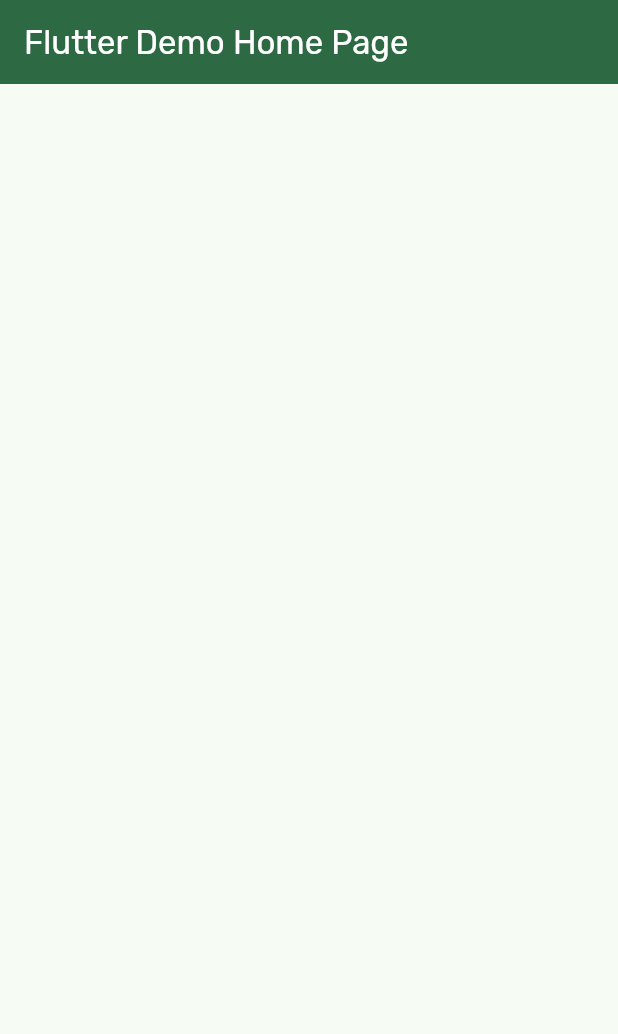
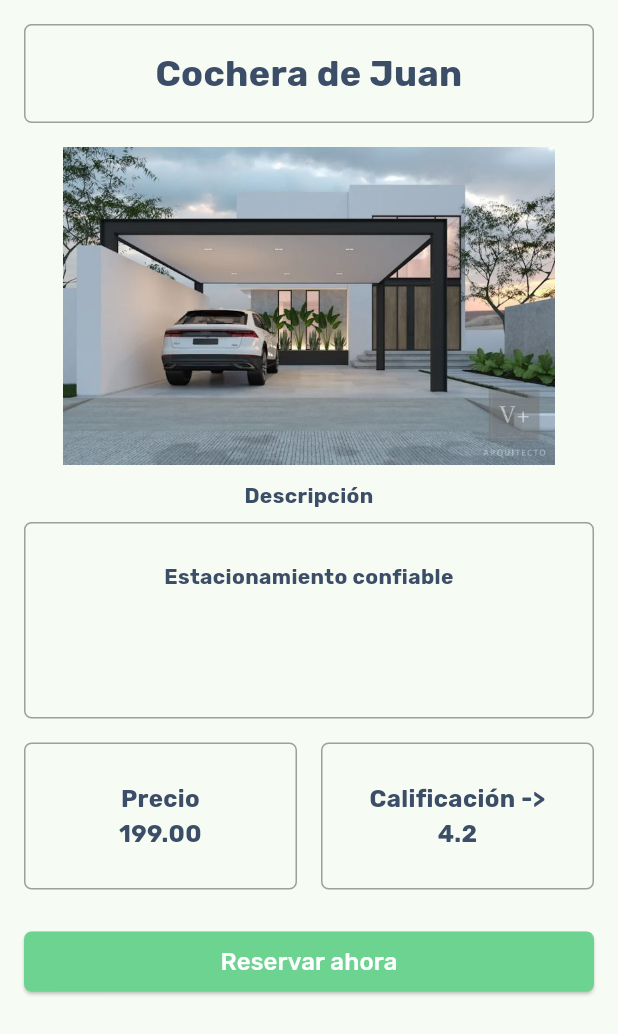
Before and after one commit to HomeyPark/HomeyPark-AppFlutter, a Flutter app: the screen it shows after launch, on a phone screen of 412 x 824 dp. Shown: the top 1034 px of the screen. Run offline on Flutter 3.47's test engine with Material 3 defaults, Android fonts, the phone set to English and light mode, and no system bars; our stand-ins replace google_fonts.

Commit message:
feat: Added Parking Reservation View

```diff
--- a/lib/main.dart
+++ b/lib/main.dart
@@ -1,4 +1,5 @@
 import 'package:flutter/material.dart';
+import 'package:homey_park_mobile_app/vistaReservation.dart';
 import 'util.dart';
 import 'theme.dart';
 
@@ -18,7 +19,7 @@ class MyApp extends StatelessWidget {
     return MaterialApp(
       title: 'Flutter Demo',
       theme: brightness == Brightness.light ? theme.light() : theme.dark(),
-      home: const MyHomePage(title: 'Flutter Demo Home Page'),
+      home: vistaReservation(),
     );
   }
 }
--- /dev/null
+++ b/lib/vistaReservation.dart
@@ -0,0 +1,133 @@
+import 'package:flutter/material.dart';
+
+class vistaReservation extends StatelessWidget {
+  const vistaReservation({super.key});
+
+  @override
+  Widget build(BuildContext context) {
+    return Scaffold(
+      body: Padding(
+        padding: const EdgeInsets.all(16.0),
+        child: SingleChildScrollView(
+          child: Column(
+            crossAxisAlignment: CrossAxisAlignment.stretch,
+            children: [
+              Container(
+                width: 335,
+                padding: const EdgeInsets.all(15),
+                margin: const EdgeInsets.only(bottom: 16),
+                decoration: BoxDecoration(
+                  border: Border.all(color: Colors.grey),
+                  borderRadius: BorderRadius.circular(5),
+                ),
+                child: const Text(
+                  'Cochera de Juan',
+                  textAlign: TextAlign.center,
+                  style: TextStyle(
+                    color: Color(0xFF3C4E67),
+                    fontSize: 24,
+                    fontWeight: FontWeight.bold,
+                  ),
+                ),
+              ),
+              Image.asset(
+                'assets/img/cochera1.jpg',
+                width: 283,
+                height: 212,
+              ),
+              const SizedBox(height: 10),
+              const Text(
+                'Descripción',
+                textAlign: TextAlign.center,
+                style: TextStyle(
+                  color: Color(0xFF3C4E67),
+                  fontSize: 14,
+                  fontWeight: FontWeight.bold,
+                ),
+              ),
+              const SizedBox(height: 8),
+              Container(
+                width: 319,
+                height: 131,
+                padding: const EdgeInsets.all(25),
+                decoration: BoxDecoration(
+                  border: Border.all(color: Colors.grey),
+                  borderRadius: BorderRadius.circular(5),
+                ),
+                child: const Text(
+                  'Estacionamiento confiable',
+                  textAlign: TextAlign.center,
+                  style: TextStyle(
+                    color: Color(0xFF3C4E67),
+                    fontSize: 14,
+                    fontWeight: FontWeight.bold,
+                  ),
+                ),
+              ),
+              const SizedBox(height: 16),
+              Row(
+                mainAxisAlignment: MainAxisAlignment.center,
+                children: [
+                  Expanded(
+                    child: Container(
+                      margin: const EdgeInsets.only(right: 8),
+                      padding: const EdgeInsets.all(25),
+                      decoration: BoxDecoration(
+                        border: Border.all(color: Colors.grey),
+                        borderRadius: BorderRadius.circular(5),
+                      ),
+                      child: const Text(
+                        'Precio \n199.00',
+                        textAlign: TextAlign.center,
+                        style: TextStyle(
+                          color: Color(0xFF3C4E67),
+                          fontSize: 16,
+                          fontWeight: FontWeight.bold,
+                        ),
+                      ),
+                    ),
+                  ),
+                  Expanded(
+                    child: Container(
+                      margin: const EdgeInsets.only(left: 8),
+                      padding: const EdgeInsets.all(25),
+                      decoration: BoxDecoration(
+                        border: Border.all(color: Colors.grey),
+                        borderRadius: BorderRadius.circular(5),
+                      ),
+                      child: const Text(
+                        'Calificación -> \n4.2',
+                        textAlign: TextAlign.center,
+                        style: TextStyle(
+                          color: Color(0xFF3C4E67),
+                          fontSize: 16,
+                          fontWeight: FontWeight.bold,
+                        ),
+                      ),
+                    ),
+                  ),
+                ],
+              ),
+              const SizedBox(height: 24),
+              ElevatedButton(
+                onPressed: () {
+                  // Lógica del botón aquí
+                },
+                style: ElevatedButton.styleFrom(
+                  backgroundColor: const Color(0xFF6CD391),
+                  shape: RoundedRectangleBorder(
+                    borderRadius: BorderRadius.circular(5),
+                  ),
+                ),
+                child: const Text(
+                  'Reservar ahora',
+                  style: TextStyle(color: Color(0xFFFFFFFF), fontSize: 16),
+                ),
+              ),
+            ],
+          ),
+        ),
+      ),
+    );
+  }
+}
--- a/pubspec.yaml
+++ b/pubspec.yaml
@@ -53,6 +53,8 @@ dev_dependencies:
 
 # The following section is specific to Flutter packages.
 flutter:
+  assets:
+    - assets/img/
 
   # The following line ensures that the Material Icons font is
   # included with your application, so that you can use the icons in
```
Also changed, not shown: assets/img/cochera1.jpg (added), pubspec.lock.
